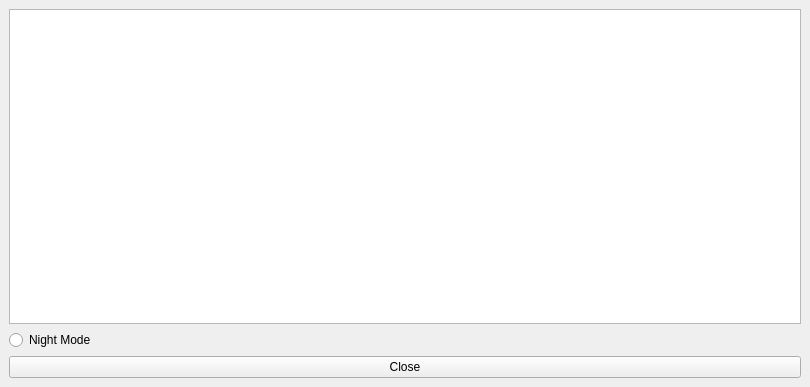
First picture: the form in src/ui/mainwindow.ui, repository iAbdulrrahman/process-monitor, before the edit.
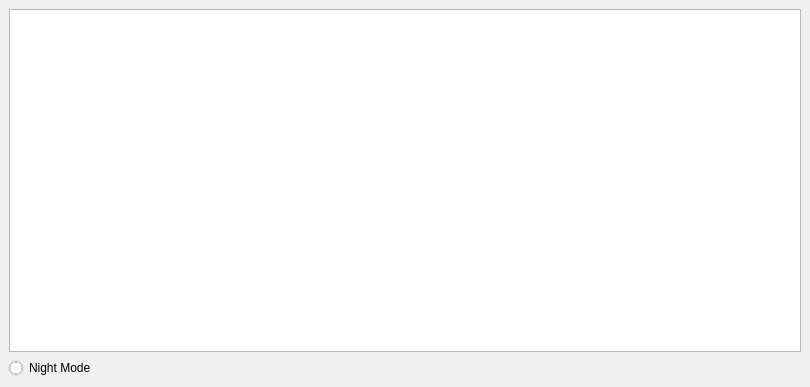
Second picture: the form after the edit.

Commit message: refactor: remove unused push button from MainWindow UI

Diff of the .ui file:
```diff
--- a/src/ui/mainwindow.ui
+++ b/src/ui/mainwindow.ui
@@ -27,19 +27,7 @@
         </property>
        </widget>
       </item>
-      <item>
-       <widget class="QPushButton" name="pushButton">
-        <property name="sizePolicy">
-         <sizepolicy hsizetype="Preferred" vsizetype="Preferred">
-          <horstretch>0</horstretch>
-          <verstretch>0</verstretch>
-         </sizepolicy>
-        </property>
-        <property name="text">
-         <string>Close</string>
-        </property>
-       </widget>
-      </item>
+      
      </layout>
     </item>
    </layout>
```
The commit also changes 1 other file.
